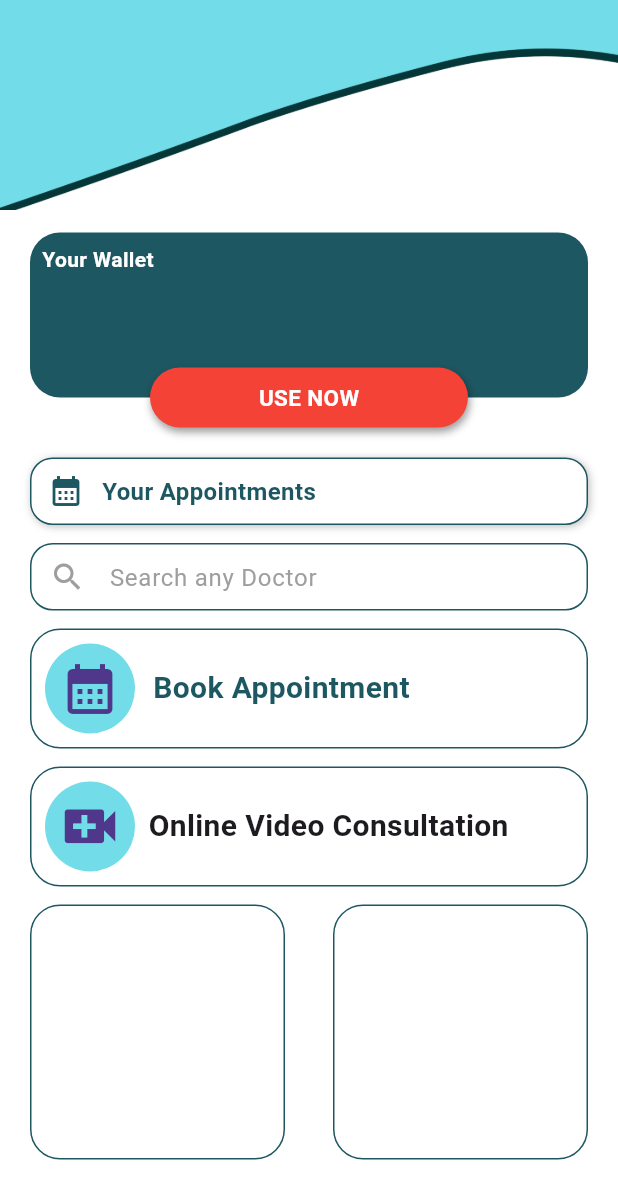
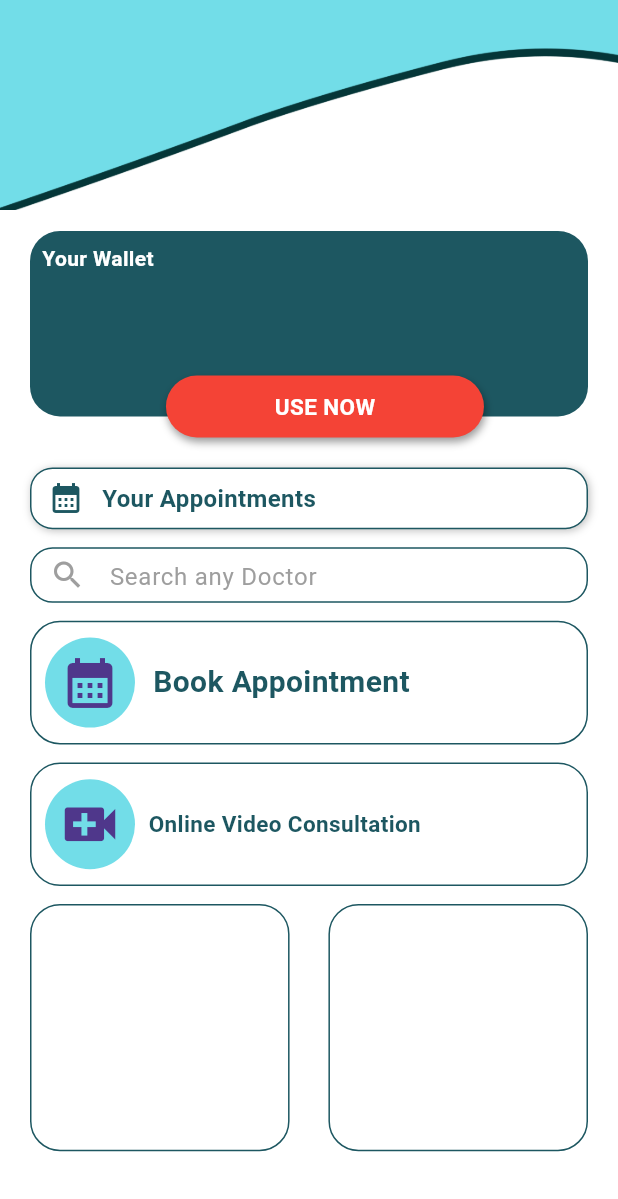
Before and after one commit to mianhusnain1/doctor_app, a Flutter app: the Home screen opened directly, on a phone screen of 412 x 824 dp. Shown: the top 1199 px of the screen. Run offline on Flutter 3.47's test engine with Material 2 defaults, Android fonts, the phone set to English and light mode, and no system bars; our stand-ins replace carousel_slider, firebase_auth, firebase_core, flutter_spinkit, flutter_svg; accounts and stored records are empty.

Commit message:
Home Page Adjustment

```diff
--- a/lib/main.dart
+++ b/lib/main.dart
@@ -8,8 +8,8 @@ void main() async {
   runApp(const MyApp());
 }
 
-Color myColor = Color(0xFF72DDE8);
-Color myColor1 = Color(0xFF1D5761);
+const Color myColor = Color(0xFF72DDE8);
+const Color myColor1 = Color(0xFF1D5761);
 
 class MyApp extends StatelessWidget {
   const MyApp({super.key});
--- a/lib/screens/home.dart
+++ b/lib/screens/home.dart
@@ -1,6 +1,7 @@
 // ignore_for_file: prefer_const_constructors, sized_box_for_whitespace
 
 import 'package:doctor_app/main.dart';
+import 'package:doctor_app/screens/video.dart';
 import 'package:doctor_app/widgets/widgets.dart';
 import 'package:flutter/material.dart';
 
@@ -19,13 +20,12 @@ class Home extends StatelessWidget {
             Column(
               children: [
                 const MainTop(),
-                const SizedBox(
-                  height: 15,
-                ),
+                const SizedBox(),
                 Stack(
                   children: [
                     Container(
-                      height: 110,
+                      margin: EdgeInsets.symmetric(vertical: 14),
+                      height: MediaQuery.of(context).size.height * 0.15,
                       width: MediaQuery.of(context).size.width - 40,
                       decoration: BoxDecoration(
                           color: myColor1,
@@ -39,10 +39,11 @@ class Home extends StatelessWidget {
                         ),
                       ),
                     ),
-                    Padding(
-                      padding: const EdgeInsets.only(left: 80.0, top: 90),
+                    Positioned(
+                      bottom: 0,
+                      left: MediaQuery.of(context).size.width * .22,
                       child: Container(
-                        height: 40,
+                        height: MediaQuery.of(context).size.height * 0.05,
                         width: MediaQuery.of(context).size.width - 200,
                         decoration: BoxDecoration(
                             color: Colors.red,
@@ -72,7 +73,7 @@ class Home extends StatelessWidget {
                 InkWell(
                   onTap: () {},
                   child: Container(
-                    height: 45,
+                    height: MediaQuery.of(context).size.height * .05,
                     width: MediaQuery.of(context).size.width - 40,
                     decoration: BoxDecoration(
                         color: Colors.white,
@@ -85,16 +86,16 @@ class Home extends StatelessWidget {
                         borderRadius: BorderRadius.circular(15),
                         border: Border.all(color: myColor1)),
                     child: Row(
-                      children: [
+                      children: const [
                         Padding(
-                          padding: const EdgeInsets.only(left: 11.0),
+                          padding: EdgeInsets.only(left: 11.0),
                           child: Icon(
                             Icons.calendar_month,
                             color: myColor1,
                           ),
                         ),
                         Padding(
-                          padding: const EdgeInsets.only(left: 12.0),
+                          padding: EdgeInsets.only(left: 12.0),
                           child: Text(
                             "Your Appointments",
                             style: TextStyle(
@@ -110,12 +111,14 @@ class Home extends StatelessWidget {
                 const SizedBox(
                   height: 12,
                 ),
-                Container(
-                  height: 45,
+                Center(
+                  child: Container(
+                    height: MediaQuery.of(context).size.height * .045,
                     width: MediaQuery.of(context).size.width - 40,
                     decoration: BoxDecoration(
                         borderRadius: BorderRadius.circular(15),
                         border: Border.all(color: myColor1)),
+                    child: Center(
                       child: const TextField(
                         decoration: InputDecoration(
                             prefixIcon: Icon(
@@ -127,17 +130,19 @@ class Home extends StatelessWidget {
                             border: InputBorder.none),
                       ),
                     ),
+                  ),
+                ),
                 const SizedBox(
                   height: 12,
                 ),
                 Container(
-                  height: 80,
+                  height: MediaQuery.of(context).size.height * .1,
                   width: MediaQuery.of(context).size.width - 40,
                   decoration: BoxDecoration(
                       borderRadius: BorderRadius.circular(20),
                       border: Border.all(color: myColor1)),
                   child: Row(
-                    children: [
+                    children: const [
                       Padding(
                         padding: EdgeInsets.only(left: 9.0),
                         child: CircleAvatar(
@@ -150,7 +155,7 @@ class Home extends StatelessWidget {
                         ),
                       ),
                       Padding(
-                        padding: const EdgeInsets.only(left: 12.0),
+                        padding: EdgeInsets.only(left: 12.0),
                         child: Text(
                           "Book Appointment",
                           style: TextStyle(
@@ -165,16 +170,24 @@ class Home extends StatelessWidget {
                 const SizedBox(
                   height: 12,
                 ),
-                Container(
-                  height: 80,
+                InkWell(
+                  onTap: () {
+                    Navigator.push(
+                        context,
+                        MaterialPageRoute(
+                          builder: (context) => Video(),
+                        ));
+                  },
+                  child: Container(
+                    height: MediaQuery.of(context).size.height * .1,
                     width: MediaQuery.of(context).size.width - 40,
                     decoration: BoxDecoration(
                         borderRadius: BorderRadius.circular(20),
                         border: Border.all(color: myColor1)),
                     child: Row(
-                    children: [
+                      children: const [
                         Padding(
-                        padding: const EdgeInsets.only(left: 9.0),
+                          padding: EdgeInsets.only(left: 9.0),
                           child: CircleAvatar(
                             radius: 30,
                             backgroundColor: myColor,
@@ -185,14 +198,17 @@ class Home extends StatelessWidget {
                           ),
                         ),
                         Padding(
-                        padding: const EdgeInsets.only(left: 9.0),
+                          padding: EdgeInsets.only(left: 9.0),
                           child: Text(
                             "Online Video Consultation",
                             style: TextStyle(
-                              fontWeight: FontWeight.bold, fontSize: 20),
+                                color: myColor1,
+                                fontWeight: FontWeight.bold,
+                                fontSize: 15),
                           ),
                         )
                       ],
+                    ),
                   ),
                 ),
                 const SizedBox(
@@ -204,15 +220,15 @@ class Home extends StatelessWidget {
                     mainAxisAlignment: MainAxisAlignment.spaceBetween,
                     children: [
                       Container(
-                        height: 170,
-                        width: 170,
+                        height: MediaQuery.of(context).size.height * .2,
+                        width: MediaQuery.of(context).size.width * .42,
                         decoration: BoxDecoration(
                             border: Border.all(color: myColor1),
                             borderRadius: BorderRadius.circular(20)),
                       ),
                       Container(
-                        height: 170,
-                        width: 170,
+                        height: MediaQuery.of(context).size.height * .2,
+                        width: MediaQuery.of(context).size.width * .42,
                         decoration: BoxDecoration(
                             border: Border.all(color: myColor1),
                             borderRadius: BorderRadius.circular(20)),
--- a/pubspec.yaml
+++ b/pubspec.yaml
@@ -40,6 +40,7 @@ dependencies:
   flutter_svg: ^2.0.7
   firebase_core: ^2.15.1
   firebase_auth: ^4.9.0
+  carousel_slider: ^4.2.1
 
 
 dev_dependencies:
```
Also changed, not shown: lib/screens/done.dart (+9 -8 lines), lib/screens/video.dart (added, +84 -0 lines), lib/screens/welcome.dart (added, +34 -0 lines), images/welcome.jpg (added), images/welcome1.jpg (added), pubspec.lock. Lines whose indentation alone changed are shown as unchanged.
